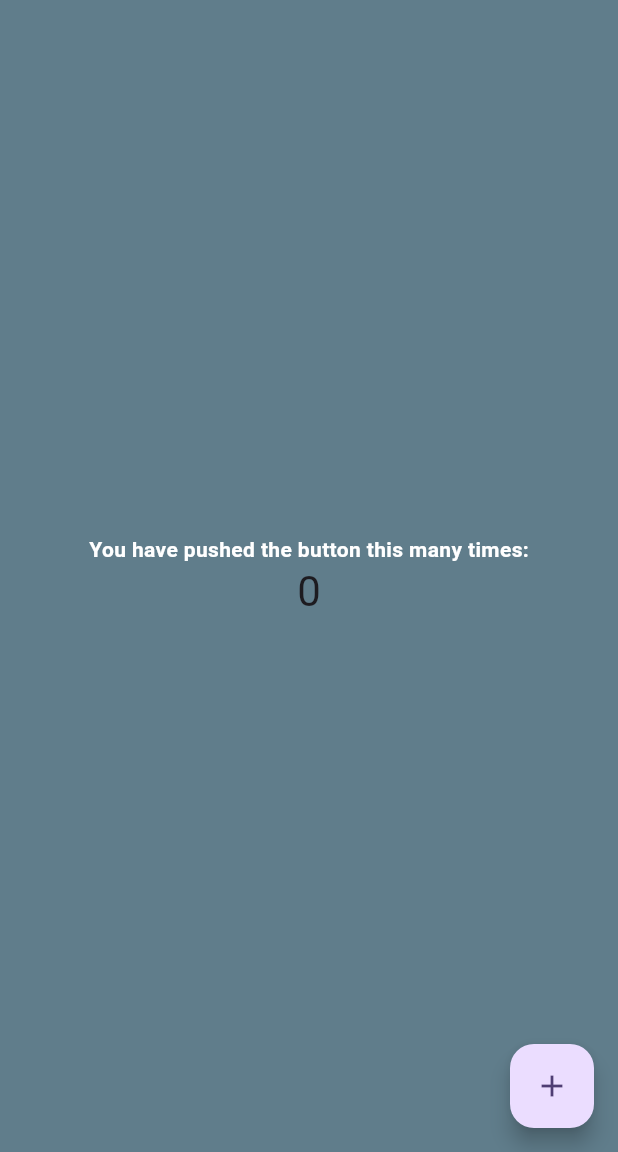
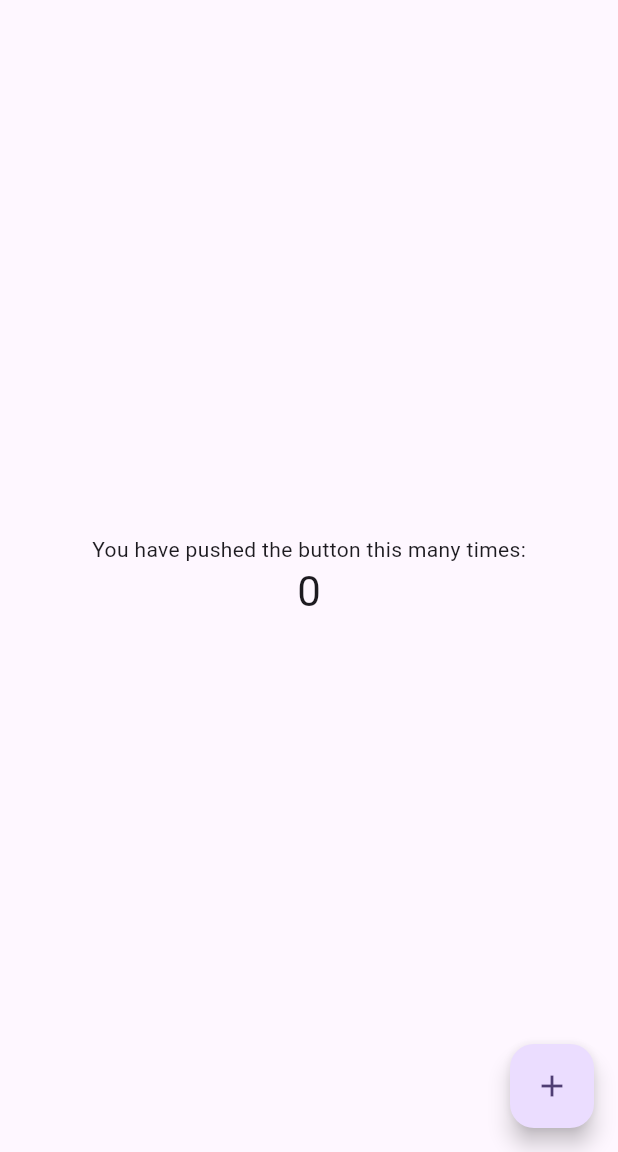
Before and after one commit to maeta187/flutter-introduction-to-practice-themes-and-routing, a Flutter app: the screen it shows after launch, on a phone screen of 412 x 824 dp, the part 84-1236 px from its top. Run offline on Flutter 3.47's test engine with Material 3 defaults, Android fonts, the phone set to English and light mode, and no system bars.

Commit message:
✨ : MyThemeの実装

```diff
--- a/lib/main.dart
+++ b/lib/main.dart
@@ -12,19 +12,22 @@ class MainApp extends StatelessWidget {
     return MaterialApp(
       title: 'Flutter Demo',
       theme: ThemeData(
-        colorScheme:
-            ColorScheme.fromSeed(seedColor: Colors.deepPurple) // アプリの外観の色を設定できる
-                .copyWith(surface: Colors.blueGrey), // アプリの背景色が変わる
-        textTheme: const TextTheme(
-            bodyMedium: TextStyle(
-                color: Colors.white,
-                fontWeight: FontWeight.w600)), // テキストの色が変わる
-        useMaterial3: true, // Material3のデザインを使う
+        // colorScheme:
+        //     ColorScheme.fromSeed(seedColor: Colors.deepPurple) // アプリの外観の色を設定できる
+        //         .copyWith(surface: Colors.blueGrey), // アプリの背景色が変わる
+        // textTheme: const TextTheme(
+        //     bodyMedium: TextStyle(
+        //         color: Colors.white,
+        //         fontWeight: FontWeight.w600)), // テキストの色が変わる
+        // useMaterial3: true, // Material3のデザインを使う
+        colorSchemeSeed: Colors.deepPurple,
+        extensions: const [MyTheme(themeColor: Color(0xFF0000FF))],
       ),
       // ダークモードの設定
       darkTheme: ThemeData(
         colorSchemeSeed: Colors.deepPurple,
         brightness: Brightness.dark,
+        extensions: const [MyTheme(themeColor: Color(0xFF0000FF))],
       ),
       home: const MyHomePage(title: 'Flutter Demo Home Page'),
     );
@@ -108,3 +111,30 @@ class _MyHomePageState extends State<MyHomePage> {
     );
   }
 }
+
+class MyTheme extends ThemeExtension<MyTheme> {
+  const MyTheme({
+    required this.themeColor,
+  });
+
+  final Color themeColor;
+
+  // 任意のフィールドを変更したコピーをインスタンス化するためのメソッド
+  @override
+  MyTheme copyWith({Color? themeColor}) {
+    return MyTheme(
+      themeColor: themeColor ?? this.themeColor,
+    );
+  }
+
+  // テーマ変更時にアニメーション処理するためのメソッド
+  @override
+  MyTheme lerp(MyTheme? other, double t) {
+    if (other is! MyTheme) {
+      return this;
+    }
+    return MyTheme(
+      themeColor: Color.lerp(themeColor, other.themeColor, t) ?? themeColor,
+    );
+  }
+}
```
